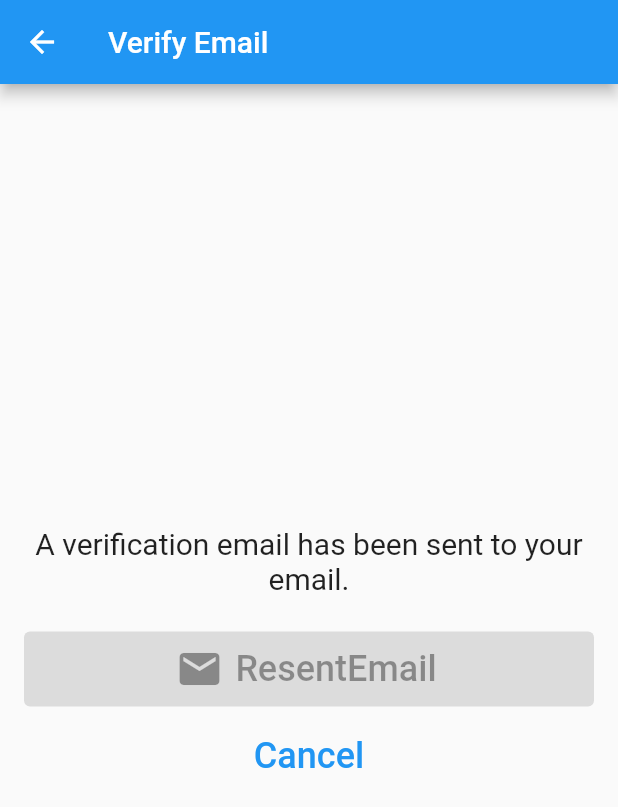
After one commit to Emree63/JustMusic, a Flutter app: the VerifyEmailScreen screen opened by its route, on a phone screen of 412 x 824 dp. The commit adds this screen. Shown: the top 807 px of the screen. Run offline on Flutter 3.47's test engine with Material 2 defaults, Android fonts, the light colour scheme and no system bars; our stand-ins replace another_flushbar, audioplayers, auto_size_text, cached_network_image, cloud_firestore, firebase_auth and 18 more; missing offline and left inert: animated_appear, circular_reveal_animation, flutter_animated_play_button, insta_image_viewer; accounts and stored records are empty; statements that could not run were skipped.

Commit message:
Verify email done :white_check_mark:

```diff
--- a/Sources/justMUSIC/lib/main.dart
+++ b/Sources/justMUSIC/lib/main.dart
@@ -16,6 +16,7 @@ import 'package:justmusic/screens/launching_rocker_screen.dart';
 import 'package:justmusic/screens/post_screen.dart';
 import 'package:justmusic/screens/profile_screen.dart';
 import 'package:justmusic/screens/registration_screen.dart';
+import 'package:justmusic/screens/verify_email_screen.dart';
 import 'package:justmusic/screens/welcome_screen.dart';
 import 'package:justmusic/view_model/CommentViewModel.dart';
 import 'package:justmusic/view_model/MusicViewModel.dart';
@@ -100,6 +101,7 @@ class _MyAppState extends State<MyApp> {
               '/explanation': (context) => const ExplanationsScreen(),
               '/addFriend': (context) => const AddFriendScreen(),
               '/launchingRocket': (context) => const LaunchingRocketScreen(),
+              '/verifyEmail': (context) => const VerifyEmailScreen(),
             },
             debugShowCheckedModeBanner: false,
             theme: ThemeData(
--- a/Sources/justMUSIC/lib/screens/registration_screen.dart
+++ b/Sources/justMUSIC/lib/screens/registration_screen.dart
@@ -31,7 +31,7 @@ class _RegistrationScreenState extends State<RegistrationScreen> {
     if (_formKey.currentState!.validate()) {
       try {
         await MyApp.userViewModel.register(_userPseudoTextField.text, _passwordTextField.text, _userMailTextField.text);
-        Navigator.pushNamed(context, '/explanation');
+        Navigator.pushNamed(context, '/verifyEmail');
       } catch (e) {
         ScaffoldMessenger.of(context).showSnackBar(
           SnackBar(
--- /dev/null
+++ b/Sources/justMUSIC/lib/screens/verify_email_screen.dart
@@ -0,0 +1,120 @@
+import 'dart:async';
+
+import 'package:firebase_auth/firebase_auth.dart';
+import 'package:flutter/Material.dart';
+import 'package:flutter_screenutil/flutter_screenutil.dart';
+import 'package:google_fonts/google_fonts.dart';
+import 'package:justmusic/main.dart';
+
+class VerifyEmailScreen extends StatefulWidget {
+  const VerifyEmailScreen({Key? key}) : super(key: key);
+
+  @override
+  State<VerifyEmailScreen> createState() => _VerifyEmailScreenState();
+}
+
+class _VerifyEmailScreenState extends State<VerifyEmailScreen> {
+  bool isEmailVerified = false;
+  bool canResendEmail = false;
+  Timer? timer;
+
+  @override
+  void initState() {
+    super.initState();
+
+    isEmailVerified = FirebaseAuth.instance.currentUser!.emailVerified;
+
+    if (!isEmailVerified) {
+      sendVerificationEmail();
+
+      timer = Timer.periodic(
+        Duration(seconds: 3),
+            (_) => checkEmailVerified(),
+      );
+    }
+  }
+
+  @override
+  void dispose() {
+    timer?.cancel();
+
+    super.dispose();
+  }
+
+  Future checkEmailVerified() async {
+    await FirebaseAuth.instance.currentUser!.reload();
+
+    setState(() {
+      isEmailVerified = FirebaseAuth.instance.currentUser!.emailVerified;
+    });
+
+    if (isEmailVerified) timer?.cancel();
+  }
+
+  cancel() {
+    Navigator.pushNamed(context, '/welcome');
+    MyApp.userViewModel.delete();
+  }
+
+  Future sendVerificationEmail() async {
+    try {
+      final user = FirebaseAuth.instance.currentUser!;
+      await user.sendEmailVerification();
+
+      setState(() => canResendEmail = false);
+      await Future.delayed(Duration(minutes: 1));
+      setState(() => canResendEmail = true);
+    } catch (e) {
+      ScaffoldMessenger.of(context).showSnackBar(
+        SnackBar(
+          content: Text(
+            e.toString() ?? "",
+            style: GoogleFonts.plusJakartaSans(
+                color: Colors.white,
+                fontWeight: FontWeight.w400,
+                fontSize: 20.h),
+          ),
+          backgroundColor: Colors.red,
+        ),
+      );
+    }
+  }
+
+  @override
+  Widget build(BuildContext context) {
+    return Scaffold(
+        appBar: AppBar(
+          title: Text('Verify Email'),
+        ),
+        body: Padding(
+            padding: EdgeInsets.all(16),
+            child:
+            Column(mainAxisAlignment: MainAxisAlignment.center, children: [
+              Text('A verification email has been sent to your email.',
+                  style: TextStyle(fontSize: 20), textAlign: TextAlign.center),
+              SizedBox(height: 24),
+              ElevatedButton.icon(
+                style: ElevatedButton.styleFrom(
+                  minimumSize: Size.fromHeight(50),
+                ),
+                icon: Icon(Icons.email, size: 32),
+                label: Text(
+                  'ResentEmail',
+                  style: TextStyle(fontSize: 24),
+                ),
+                onPressed: canResendEmail ? sendVerificationEmail : null,
+              ),
+              SizedBox(height: 8),
+              TextButton(
+                style: ElevatedButton.styleFrom(
+                  minimumSize: Size.fromHeight(50),
+                ),
+                child: Text(
+                  'Cancel',
+                  style: TextStyle(fontSize: 24),
+                ),
+                onPressed: cancel,
+              )
+            ])));
+  }
+}
--- a/Sources/justMUSIC/lib/services/AuthService.dart
+++ b/Sources/justMUSIC/lib/services/AuthService.dart
@@ -103,7 +103,6 @@ class AuthService {
 
       await currentUser?.delete();
       await FirebaseAuth.instance.signOut();
-
     } on FirebaseAuthException catch (e) {
       if (e.code == 'requires-recent-login') {
         throw ('Please log in again to delete your account');
--- a/Sources/justMUSIC/lib/view_model/UserViewModel.dart
+++ b/Sources/justMUSIC/lib/view_model/UserViewModel.dart
@@ -35,6 +35,7 @@ class UserViewModel {
     try {
       var token;
       await authService.login(pseudo, password);
+      if (firebase_auth.FirebaseAuth.instance.currentUser!.emailVerified) {
         await updateUserCurrent();
         if (!kIsWeb) {
           token = await FirebaseMessaging.instance.getToken();
@@ -42,6 +43,9 @@ class UserViewModel {
             _userService.updateTokenNotify(_userCurrent.id, token);
             _userCurrent.token = token;
           }
+        }
+      } else {
+        throw ("Le mail n'a pas encore été vérifié");
       }
     } catch (e) {
       rethrow;
```
Lines whose indentation alone changed are shown as unchanged.
